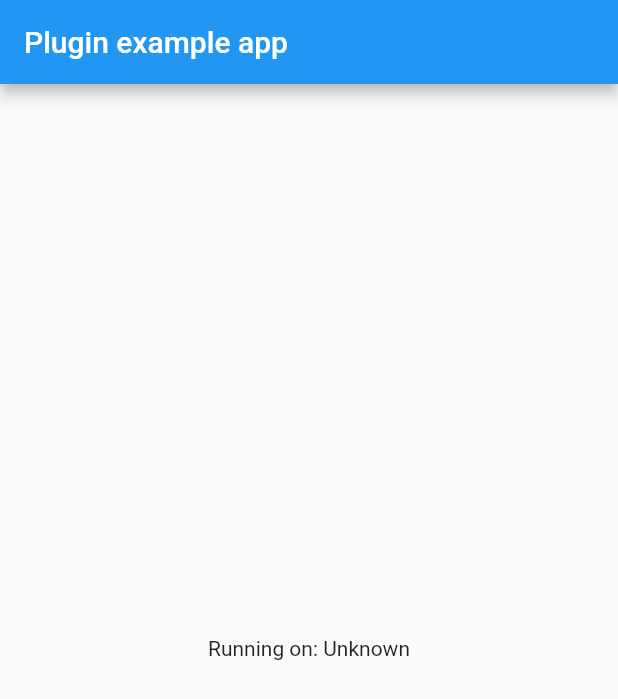
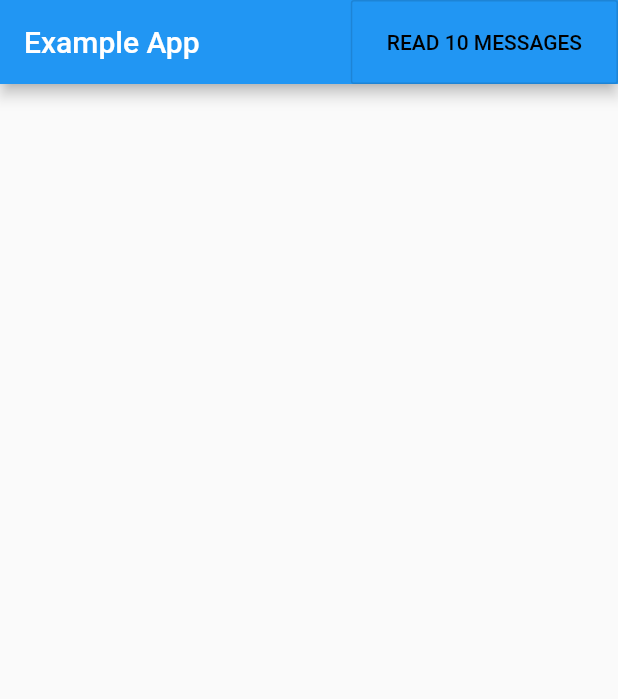
Before and after one commit to jgithaiga/flutter_sms_inbox, a Flutter app: the screen it shows after launch, on a phone screen of 412 x 824 dp. Shown: the top 699 px of the screen. Run offline on Flutter 3.47's test engine with Material 2 defaults, Android fonts, the phone set to English and light mode, and no system bars.

Commit message:
Update example app

```diff
--- a/example/lib/main.dart
+++ b/example/lib/main.dart
@@ -1,7 +1,4 @@
 import 'package:flutter/material.dart';
-import 'dart:async';
-
-import 'package:flutter/services.dart';
 import 'package:flutter_sms_inbox/flutter_sms_inbox.dart';
 
 void main() => runApp(MyApp());
@@ -12,32 +9,26 @@ class MyApp extends StatefulWidget {
 }
 
 class _MyAppState extends State<MyApp> {
-  String _platformVersion = 'Unknown';
+  final SmsQuery _query = SmsQuery();
+  List<SmsMessage> _messages = List<SmsMessage>();
 
   @override
   void initState() {
     super.initState();
-    initPlatformState();
   }
 
-  // Platform messages are asynchronous, so we initialize in an async method.
-  Future<void> initPlatformState() async {
-    String platformVersion;
-    // Platform messages may fail, so we use a try/catch PlatformException.
-    try {
-      platformVersion = await FlutterSmsInbox.platformVersion;
-    } on PlatformException {
-      platformVersion = 'Failed to get platform version.';
-    }
+  Widget _showMessagesList() {
+    return ListView.builder(
+      itemCount: _messages?.length,
+      itemBuilder: (BuildContext context, int i) {
+        var message = _messages[i];
 
-    // If the widget was removed from the tree while the asynchronous platform
-    // message was in flight, we want to discard the reply rather than calling
-    // setState to update our non-existent appearance.
-    if (!mounted) return;
-
-    setState(() {
-      _platformVersion = platformVersion;
-    });
+        return ListTile(
+          title: Text('#${message.id} from ${message.address}'),
+          subtitle: Text(message.body),
+        );
+      },
+    );
   }
 
   @override
@@ -45,10 +36,25 @@ class _MyAppState extends State<MyApp> {
     return MaterialApp(
       home: Scaffold(
         appBar: AppBar(
-          title: const Text('Plugin example app'),
+          title: const Text('Example App'),
+          actions: <Widget>[
+            OutlineButton(
+              child: Text('READ 10 MESSAGES'),
+              color: Theme.of(context).primaryColor,
+              textTheme: ButtonTextTheme.primary,
+              onPressed: () async {
+                var messages = await _query.querySms(
+                  kinds: [SmsQueryKind.Inbox],
+                  count: 10,
+                );
+                setState(() => _messages = messages);
+              },
+            ),
+          ],
         ),
-        body: Center(
-          child: Text('Running on: $_platformVersion\n'),
+        body: Container(
+          padding: EdgeInsets.all(10.0),
+          child: _showMessagesList(),
         ),
       ),
     );
```
Also changed, not shown: 3 other files.
